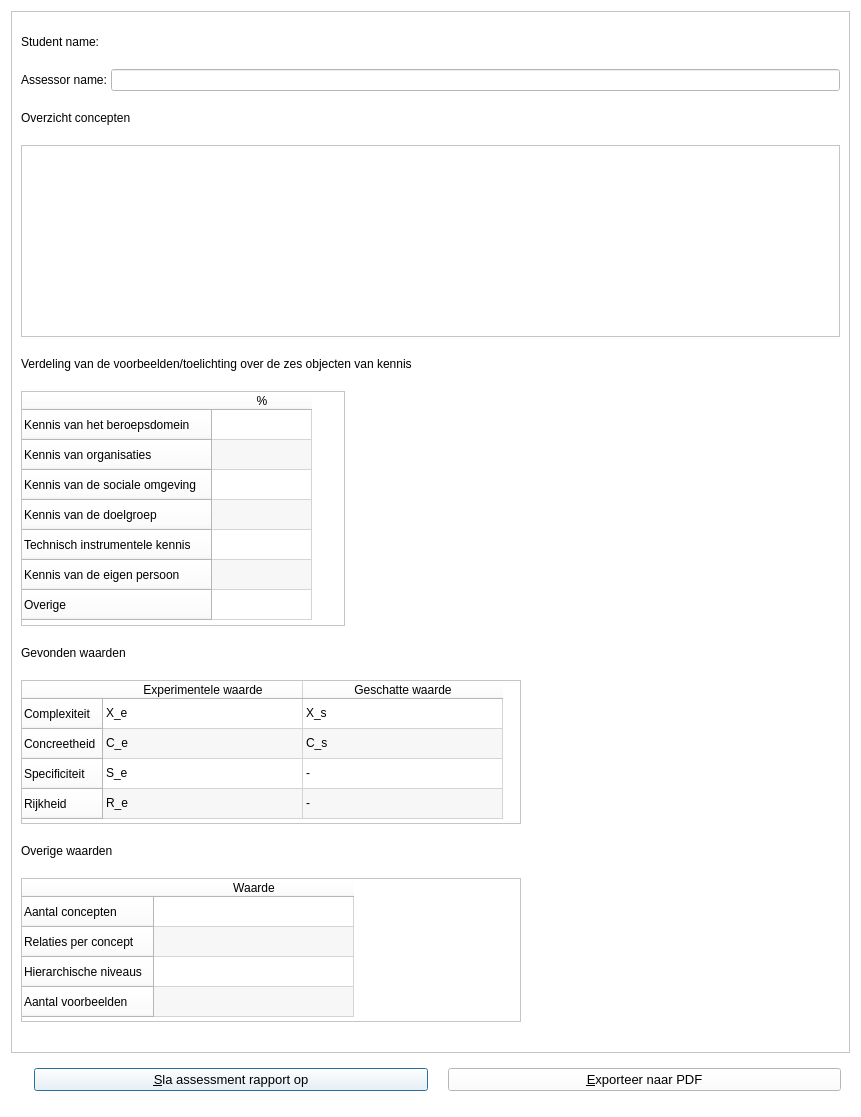
First picture: the form in qtbrainweaverratingdialog.ui, repository richelbilderbeek/BrainWeaver, before the edit.
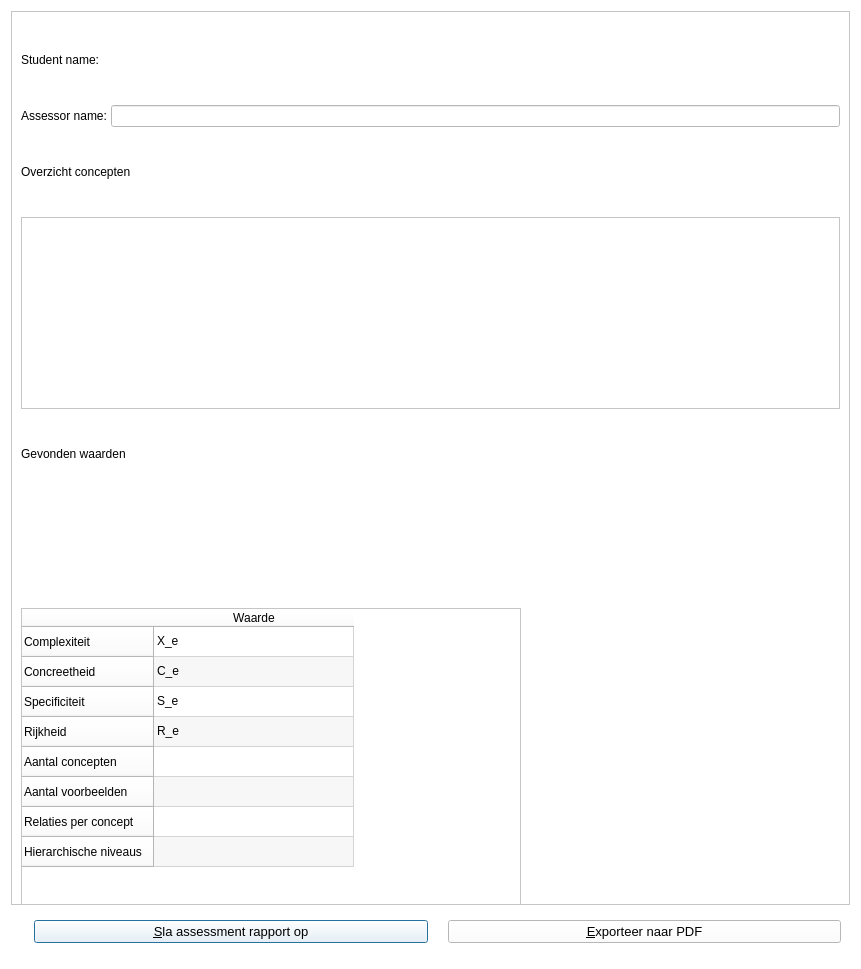
Second picture: the form after the edit. Icons and pictures are not drawn.

Commit message: QtDisplay().CreateTalliedExamplesWidget creates a widget for the tallied examples

The edit to the form file:
```diff
--- a/qtbrainweaverratingdialog.ui
+++ b/qtbrainweaverratingdialog.ui
@@ -7,7 +7,7 @@
     <x>0</x>
     <y>0</y>
     <width>861</width>
-    <height>1117</height>
+    <height>969</height>
    </rect>
   </property>
   <property name="font">
@@ -40,7 +40,7 @@
         <x>0</x>
         <y>0</y>
         <width>841</width>
-        <height>1042</height>
+        <height>894</height>
        </rect>
       </property>
       <layout class="QVBoxLayout" name="verticalLayout">
@@ -146,149 +146,6 @@
          </column>
         </widget>
        </item>
-       <item>
-        <widget class="QLabel" name="label_4">
-         <property name="sizePolicy">
-          <sizepolicy hsizetype="Preferred" vsizetype="Fixed">
-           <horstretch>0</horstretch>
-           <verstretch>0</verstretch>
-          </sizepolicy>
-         </property>
-         <property name="text">
-          <string>Verdeling van de voorbeelden/toelichting over de zes objecten van kennis</string>
-         </property>
-        </widget>
-       </item>
-       <item>
-        <widget class="QTableWidget" name="table_examples">
-         <property name="sizePolicy">
-          <sizepolicy hsizetype="Expanding" vsizetype="Fixed">
-           <horstretch>0</horstretch>
-           <verstretch>0</verstretch>
-          </sizepolicy>
-         </property>
-         <property name="minimumSize">
-          <size>
-           <width>0</width>
-           <height>235</height>
-          </size>
-         </property>
-         <property name="maximumSize">
-          <size>
-           <width>324</width>
-           <height>235</height>
-          </size>
-         </property>
-         <property name="verticalScrollBarPolicy">
-          <enum>Qt::ScrollBarAlwaysOff</enum>
-         </property>
-         <property name="alternatingRowColors">
-          <bool>true</bool>
-         </property>
-         <row>
-          <property name="text">
-           <string>Kennis van het beroepsdomein</string>
-          </property>
-         </row>
-         <row>
-          <property name="text">
-           <string>Kennis van organisaties</string>
-          </property>
-         </row>
-         <row>
-          <property name="text">
-           <string>Kennis van de sociale omgeving</string>
-          </property>
-         </row>
-         <row>
-          <property name="text">
-           <string>Kennis van de doelgroep</string>
-          </property>
-         </row>
-         <row>
-          <property name="text">
-           <string>Technisch instrumentele kennis</string>
-          </property>
-         </row>
-         <row>
-          <property name="text">
-           <string>Kennis van de eigen persoon</string>
-          </property>
-         </row>
-         <row>
-          <property name="text">
-           <string>Overige</string>
-          </property>
-         </row>
-         <column>
-          <property name="text">
-           <string>%</string>
-          </property>
-         </column>
-         <item row="0" column="0">
-          <property name="text">
-           <string/>
-          </property>
-         </item>
-         <item row="1" column="0">
-          <property name="text">
-           <string/>
-          </property>
-          <property name="background">
-           <brush brushstyle="NoBrush">
-            <color alpha="255">
-             <red>255</red>
-             <green>255</green>
-             <blue>255</blue>
-            </color>
-           </brush>
-          </property>
-         </item>
-         <item row="2" column="0">
-          <property name="text">
-           <string/>
-          </property>
-         </item>
-         <item row="3" column="0">
-          <property name="text">
-           <string/>
-          </property>
-          <property name="background">
-           <brush brushstyle="NoBrush">
-            <color alpha="255">
-             <red>255</red>
-             <green>255</green>
-             <blue>255</blue>
-            </color>
-           </brush>
-          </property>
-         </item>
-         <item row="4" column="0">
-          <property name="text">
-           <string/>
-          </property>
-         </item>
-         <item row="5" column="0">
-          <property name="text">
-           <string/>
-          </property>
-          <property name="background">
-           <brush brushstyle="NoBrush">
-            <color alpha="255">
-             <red>255</red>
-             <green>255</green>
-             <blue>255</blue>
-            </color>
-           </brush>
-          </property>
-         </item>
-         <item row="6" column="0">
-          <property name="text">
-           <string/>
-          </property>
-         </item>
-        </widget>
-       </item>
        <item>
         <widget class="QLabel" name="label_5">
          <property name="sizePolicy">
@@ -305,11 +162,17 @@
        <item>
         <widget class="QTableWidget" name="table_values">
          <property name="sizePolicy">
-          <sizepolicy hsizetype="Expanding" vsizetype="Fixed">
+          <sizepolicy hsizetype="Expanding" vsizetype="Maximum">
            <horstretch>0</horstretch>
            <verstretch>0</verstretch>
           </sizepolicy>
          </property>
+         <property name="minimumSize">
+          <size>
+           <width>0</width>
+           <height>362</height>
+          </size>
+         </property>
          <property name="maximumSize">
           <size>
            <width>500</width>
@@ -351,105 +214,16 @@
            <string>Rijkheid</string>
           </property>
          </row>
-         <column>
-          <property name="text">
-           <string>Experimentele waarde</string>
-          </property>
-         </column>
-         <column>
-          <property name="text">
-           <string>Geschatte waarde</string>
-          </property>
-         </column>
-         <item row="0" column="0">
-          <property name="text">
-           <string>X_e</string>
-          </property>
-         </item>
-         <item row="0" column="1">
-          <property name="text">
-           <string>X_s</string>
-          </property>
-         </item>
-         <item row="1" column="0">
-          <property name="text">
-           <string>C_e</string>
-          </property>
-         </item>
-         <item row="1" column="1">
-          <property name="text">
-           <string>C_s</string>
-          </property>
-         </item>
-         <item row="2" column="0">
-          <property name="text">
-           <string>S_e</string>
-          </property>
-         </item>
-         <item row="2" column="1">
-          <property name="text">
-           <string>-</string>
-          </property>
-         </item>
-         <item row="3" column="0">
-          <property name="text">
-           <string>R_e</string>
-          </property>
-         </item>
-         <item row="3" column="1">
-          <property name="text">
-           <string>-</string>
-          </property>
-         </item>
-        </widget>
-       </item>
-       <item>
-        <widget class="QLabel" name="label_misc_values">
-         <property name="sizePolicy">
-          <sizepolicy hsizetype="Preferred" vsizetype="Fixed">
-           <horstretch>0</horstretch>
-           <verstretch>0</verstretch>
-          </sizepolicy>
-         </property>
-         <property name="text">
-          <string>Overige waarden</string>
-         </property>
-        </widget>
-       </item>
-       <item>
-        <widget class="QTableWidget" name="table_misc_values">
-         <property name="sizePolicy">
-          <sizepolicy hsizetype="Expanding" vsizetype="Fixed">
-           <horstretch>0</horstretch>
-           <verstretch>0</verstretch>
-          </sizepolicy>
-         </property>
-         <property name="maximumSize">
-          <size>
-           <width>500</width>
-           <height>144</height>
-          </size>
-         </property>
-         <property name="verticalScrollBarPolicy">
-          <enum>Qt::ScrollBarAlwaysOff</enum>
-         </property>
-         <property name="horizontalScrollBarPolicy">
-          <enum>Qt::ScrollBarAlwaysOff</enum>
-         </property>
-         <property name="alternatingRowColors">
-          <bool>true</bool>
-         </property>
-         <attribute name="horizontalHeaderDefaultSectionSize">
-          <number>200</number>
-         </attribute>
-         <attribute name="horizontalHeaderMinimumSectionSize">
-          <number>100</number>
-         </attribute>
          <row>
           <property name="text">
            <string>Aantal concepten</string>
           </property>
          </row>
+         <row>
+          <property name="text">
+           <string>Aantal voorbeelden</string>
+          </property>
+         </row>
          <row>
           <property name="text">
            <string>Relaties per concept</string>
@@ -460,11 +234,6 @@
            <string>Hierarchische niveaus</string>
           </property>
          </row>
-         <row>
-          <property name="text">
-           <string>Aantal voorbeelden</string>
-          </property>
-         </row>
          <column>
           <property name="text">
            <string>Waarde</string>
@@ -472,12 +241,22 @@
          </column>
          <item row="0" column="0">
           <property name="text">
-           <string/>
+           <string>X_e</string>
           </property>
          </item>
          <item row="1" column="0">
           <property name="text">
-           <string/>
+           <string>C_e</string>
+          </property>
+         </item>
+         <item row="2" column="0">
+          <property name="text">
+           <string>S_e</string>
+          </property>
+         </item>
+         <item row="3" column="0">
+          <property name="text">
+           <string>R_e</string>
           </property>
          </item>
         </widget>
```
The commit also changes 9 other files.
